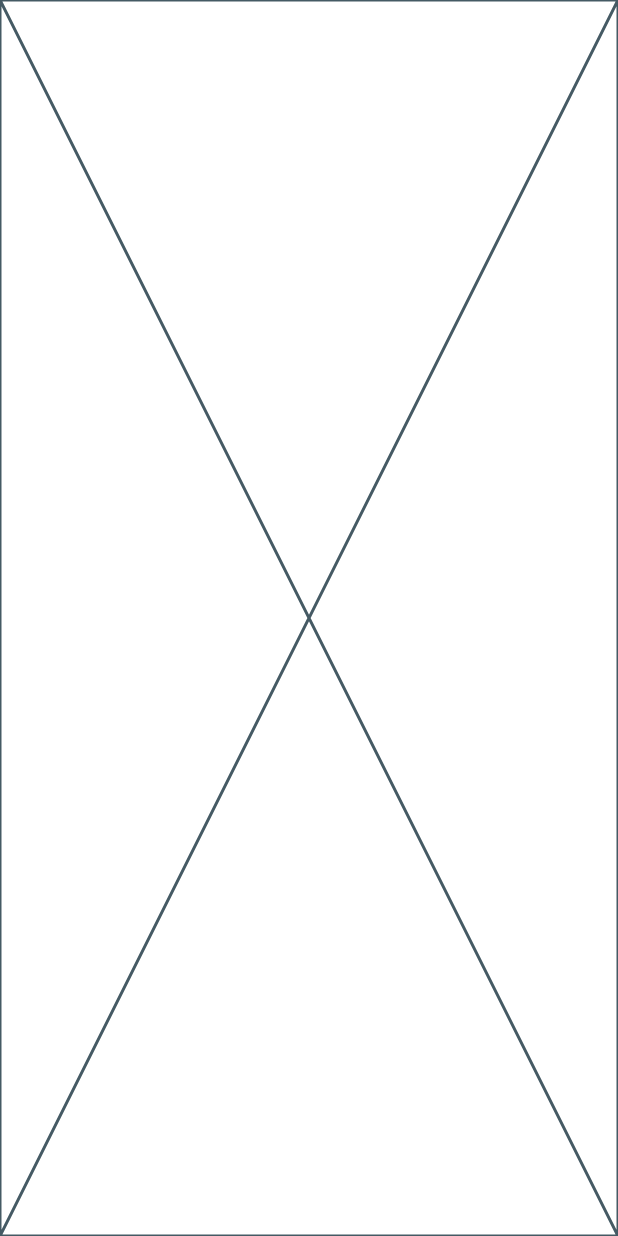
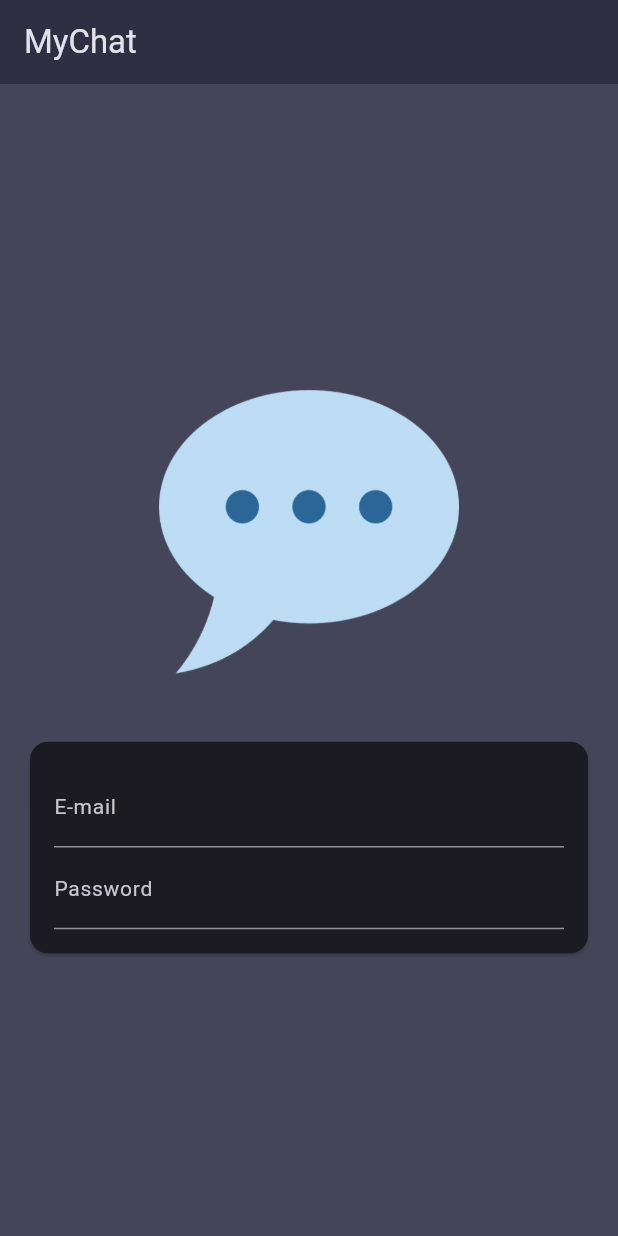
Before and after one commit to Gabrielst27/my_chat, a Flutter app: the screen it shows after launch, on a phone screen of 412 x 824 dp. Run offline on Flutter 3.47's test engine with Material 3 defaults, Android fonts, the phone set to English and light mode, and no system bars.

Commit message:
feat: created auth screen

```diff
--- a/lib/main.dart
+++ b/lib/main.dart
@@ -1,4 +1,5 @@
 import 'package:flutter/material.dart';
+import 'package:my_chat/screens/auth_screen.dart';
 import 'package:my_chat/theme.dart';
 
 void main() {
@@ -10,9 +11,6 @@ class App extends StatelessWidget {
 
   @override
   Widget build(BuildContext context) {
-    return MaterialApp(
-      theme: theme,
-      home: const Placeholder(),
-    );
+    return MaterialApp(theme: theme, home: const AuthScreen());
   }
 }
--- /dev/null
+++ b/lib/screens/auth_screen.dart
@@ -0,0 +1,73 @@
+import 'package:flutter/material.dart';
+
+class AuthScreen extends StatefulWidget {
+  const AuthScreen({super.key});
+
+  @override
+  State<AuthScreen> createState() => _AuthScreenState();
+}
+
+class _AuthScreenState extends State<AuthScreen> {
+  @override
+  Widget build(BuildContext context) {
+    return Scaffold(
+      appBar: AppBar(
+        title: Text('MyChat'),
+      ),
+      body: Center(
+        child: SingleChildScrollView(
+          child: Column(
+            mainAxisAlignment: MainAxisAlignment.center,
+            children: [
+              Container(
+                margin: const EdgeInsets.only(
+                  left: 20,
+                  top: 30,
+                  right: 20,
+                  bottom: 20,
+                ),
+                width: 200,
+                child: Image.asset('assets/images/chat.png'),
+              ),
+              Card(
+                margin: const EdgeInsets.all(20),
+                child: SingleChildScrollView(
+                  child: Padding(
+                    padding: EdgeInsets.all(16),
+                    child: Form(
+                      child: Column(
+                        mainAxisSize: MainAxisSize.min,
+                        children: [
+                          TextFormField(
+                            style: TextStyle(
+                              color: Theme.of(context).colorScheme.primary,
+                            ),
+                            decoration: InputDecoration(
+                              label: Text('E-mail'),
+                            ),
+                            keyboardType: TextInputType.emailAddress,
+                            autocorrect: false,
+                            textCapitalization: TextCapitalization.none,
+                          ),
+                          TextFormField(
+                            style: TextStyle(
+                              color: Theme.of(context).colorScheme.primary,
+                            ),
+                            decoration: InputDecoration(
+                              label: Text('Password'),
+                            ),
+                            obscureText: true,
+                          ),
+                        ],
+                      ),
+                    ),
+                  ),
+                ),
+              ),
+            ],
+          ),
+        ),
+      ),
+    );
+  }
+}
--- a/lib/theme.dart
+++ b/lib/theme.dart
@@ -1,7 +1,18 @@
 import 'package:flutter/material.dart';
 
 final darkColorScheme = ColorScheme.fromSeed(
+  brightness: Brightness.dark,
   seedColor: Color.fromARGB(255, 4, 3, 71),
+  surface: Color.fromARGB(255, 36, 39, 59),
 );
 
-final theme = ThemeData().copyWith(colorScheme: darkColorScheme);
+final theme = ThemeData().copyWith(
+  colorScheme: darkColorScheme,
+  scaffoldBackgroundColor: darkColorScheme.secondaryContainer,
+  appBarTheme: AppBarTheme().copyWith(
+    backgroundColor: darkColorScheme.onSecondary,
+  ),
+  inputDecorationTheme: InputDecorationTheme().copyWith(
+    labelStyle: TextStyle(fontSize: 14),
+  ),
+);
--- a/pubspec.yaml
+++ b/pubspec.yaml
@@ -58,9 +58,8 @@ flutter:
   uses-material-design: true
 
   # To add assets to your application, add an assets section, like this:
-  # assets:
-  #   - images/a_dot_burr.jpeg
-  #   - images/a_dot_ham.jpeg
+  assets:
+    - assets/images/chat.png
 
   # An image asset can refer to one or more resolution-specific "variants", see
   # https://flutter.dev/to/resolution-aware-images
```
Also changed, not shown: assets/images/chat.png (added).
